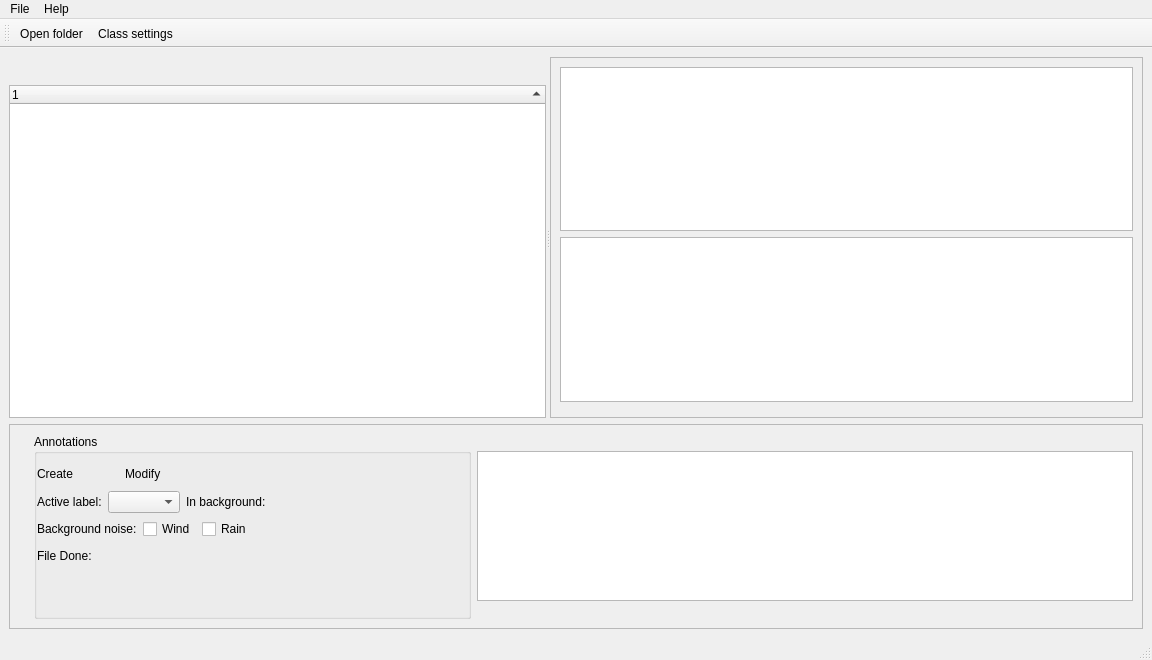
Qt form AudioTagger/gui/audio_tagger.ui (Vin985/AudioTagger) before a commit.
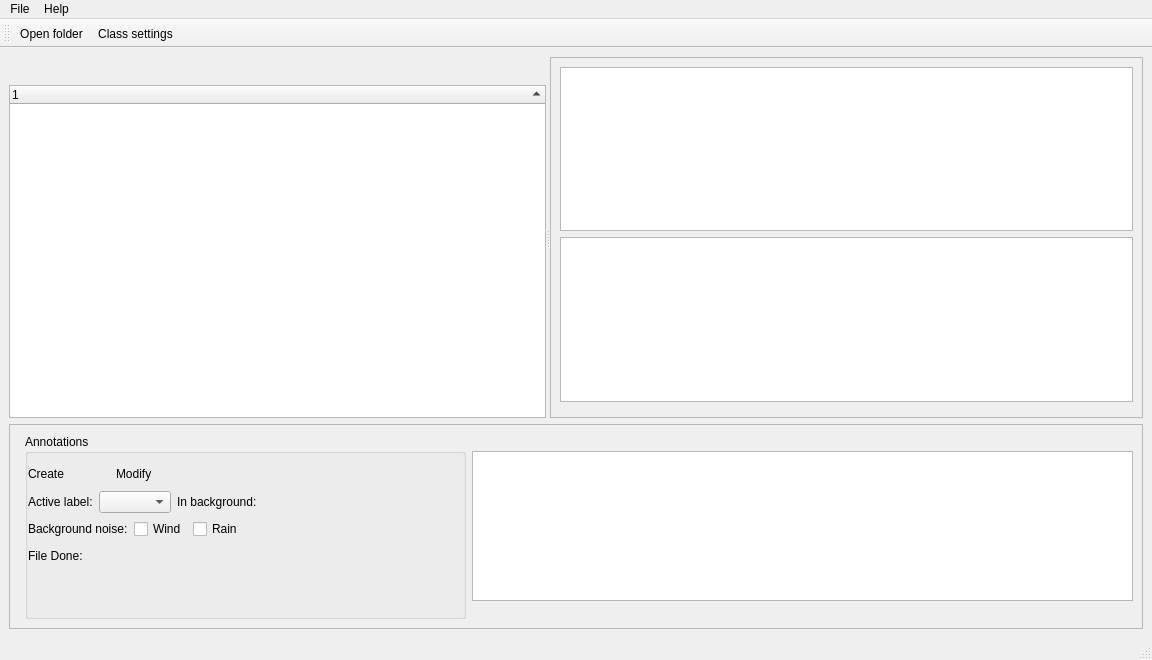
The same form after that commit. Icons and pictures are not drawn. Custom widgets are drawn as their Qt base class.

Patch:
```diff
--- a/AudioTagger/gui/audio_tagger.ui
+++ b/AudioTagger/gui/audio_tagger.ui
@@ -701,11 +701,6 @@
            <verstretch>0</verstretch>
           </sizepolicy>
          </property>
-         <layout class="QVBoxLayout" name="verticalLayout_3">
-          <property name="leftMargin">
-           <number>0</number>
-          </property>
-         </layout>
         </widget>
        </item>
       </layout>
```
